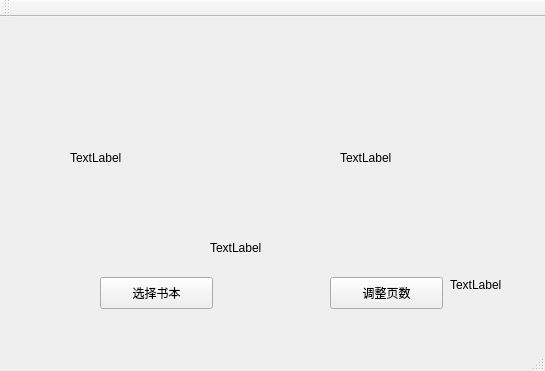
Above: mainwindow.ui from zrdumped/PaperPlusEBook before the change. Below: the same form after it.
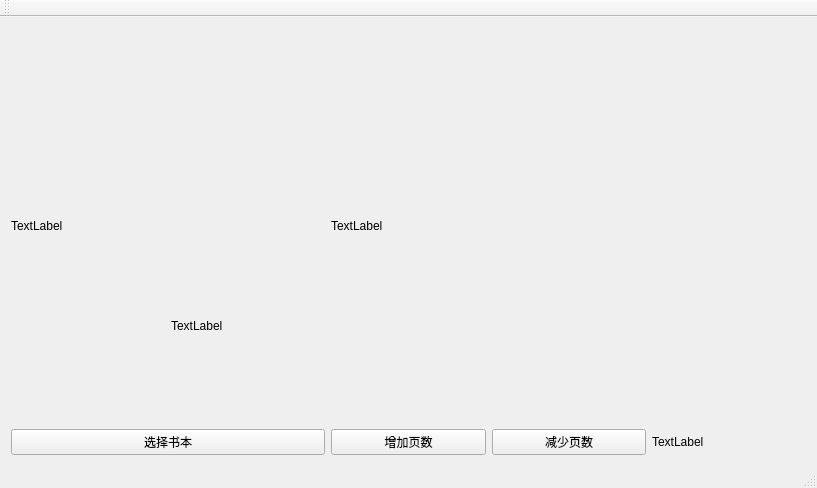
That is the form after the change.

The edit to the form file:
```diff
--- a/mainwindow.ui
+++ b/mainwindow.ui
@@ -6,92 +6,65 @@
    <rect>
     <x>0</x>
     <y>0</y>
-    <width>545</width>
-    <height>371</height>
+    <width>817</width>
+    <height>488</height>
    </rect>
   </property>
   <property name="windowTitle">
    <string>MainWindow</string>
   </property>
   <widget class="QWidget" name="centralWidget">
+   <layout class="QGridLayout" name="gridLayout">
+    <item row="0" column="2" rowspan="2" colspan="3">
+     <widget class="QLabel" name="RightPG">
+      <property name="text">
+       <string>TextLabel</string>
+      </property>
+     </widget>
+    </item>
+    <item row="2" column="0" colspan="2">
    <widget class="QPushButton" name="BookSelector">
-    <property name="geometry">
-     <rect>
-      <x>100</x>
-      <y>260</y>
-      <width>113</width>
-      <height>32</height>
-     </rect>
-    </property>
     <property name="text">
      <string>选择书本</string>
     </property>
    </widget>
-   <widget class="QPushButton" name="OffsetSetter">
-    <property name="geometry">
-     <rect>
-      <x>330</x>
-      <y>260</y>
-      <width>113</width>
-      <height>32</height>
-     </rect>
-    </property>
-    <property name="text">
-     <string>调整页数</string>
-    </property>
-   </widget>
+    </item>
+    <item row="0" column="0" rowspan="2" colspan="2">
    <widget class="QLabel" name="LeftPG">
-    <property name="geometry">
-     <rect>
-      <x>70</x>
-      <y>50</y>
-      <width>161</width>
-      <height>181</height>
-     </rect>
-    </property>
     <property name="text">
      <string>TextLabel</string>
     </property>
    </widget>
-   <widget class="QLabel" name="RightPG">
-    <property name="geometry">
-     <rect>
-      <x>340</x>
-      <y>50</y>
-      <width>141</width>
-      <height>181</height>
-     </rect>
-    </property>
+    </item>
+    <item row="2" column="2">
+     <widget class="QPushButton" name="OffsetSetter">
     <property name="text">
-     <string>TextLabel</string>
-    </property>
-   </widget>
+       <string>增加页数</string>
+      </property>
+     </widget>
+    </item>
+    <item row="1" column="1">
    <widget class="QLabel" name="label">
-    <property name="geometry">
-     <rect>
-      <x>210</x>
-      <y>210</y>
-      <width>111</width>
-      <height>41</height>
-     </rect>
-    </property>
     <property name="text">
      <string>TextLabel</string>
     </property>
    </widget>
+    </item>
+    <item row="2" column="4">
    <widget class="QLabel" name="Offset">
-    <property name="geometry">
-     <rect>
-      <x>450</x>
-      <y>260</y>
-      <width>60</width>
-      <height>16</height>
-     </rect>
-    </property>
     <property name="text">
      <string>TextLabel</string>
     </property>
    </widget>
+    </item>
+    <item row="2" column="3">
+     <widget class="QPushButton" name="OffsetSetterTmp">
+      <property name="text">
+       <string>减少页数</string>
+      </property>
+     </widget>
+    </item>
+   </layout>
   </widget>
   <widget class="QMenuBar" name="menuBar">
    <property name="geometry">
```
Left out of the diff: 2 changed lines with no effect on the pictures. Lines whose indentation alone changed are shown as unchanged.
